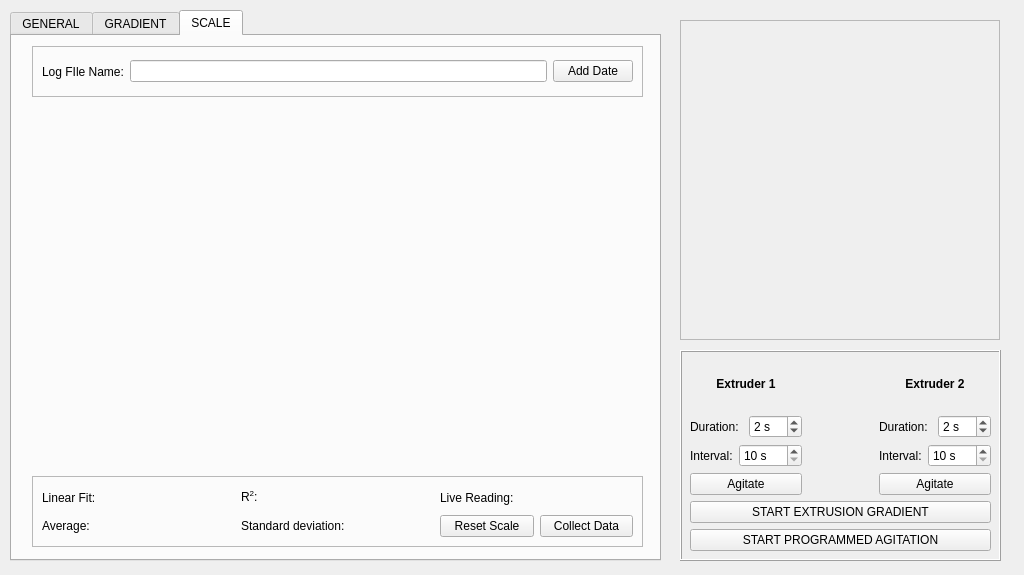
Above: _ui/PME.ui from boydstongroup/PME-DEV before the change. Below: the same form after it.
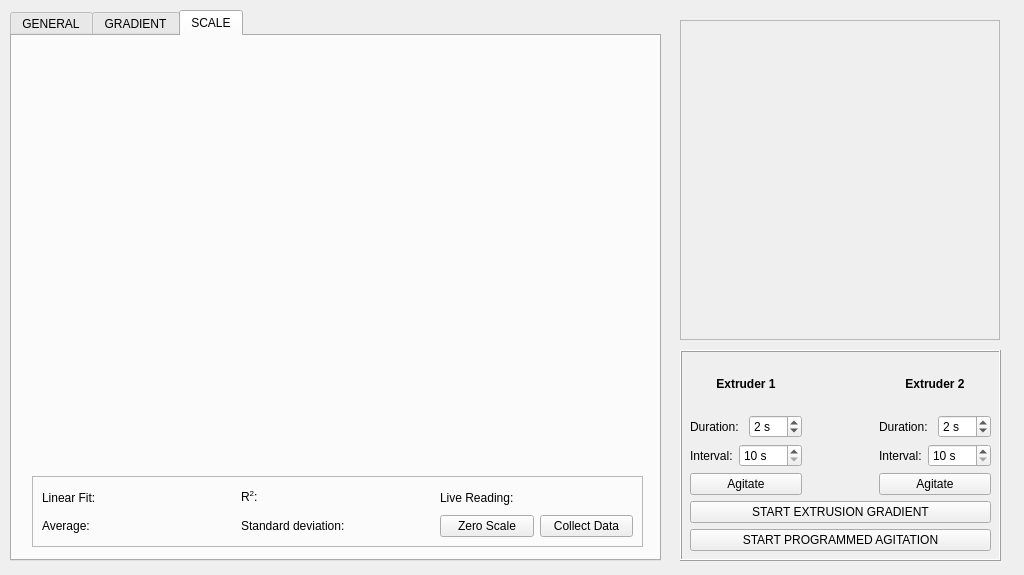
That is the form after the change. Icons and pictures are not drawn. Custom widgets are drawn as their Qt base class.

```diff
--- a/_ui/PME.ui
+++ b/_ui/PME.ui
@@ -758,9 +758,9 @@
       <property name="geometry">
        <rect>
         <x>20</x>
-        <y>70</y>
+        <y>20</y>
         <width>611</width>
-        <height>361</height>
+        <height>411</height>
        </rect>
       </property>
      </widget>
@@ -815,7 +815,7 @@
           <item>
            <widget class="QPushButton" name="reset_pushButton">
             <property name="text">
-             <string>Reset Scale</string>
+             <string>Zero Scale</string>
             </property>
            </widget>
           </item>
@@ -845,51 +845,6 @@
        </layout>
       </widget>
      </widget>
-     <widget class="QFrame" name="frame_5">
-      <property name="geometry">
-       <rect>
-        <x>20</x>
-        <y>10</y>
-        <width>611</width>
-        <height>51</height>
-       </rect>
-      </property>
-      <property name="frameShape">
-       <enum>QFrame::StyledPanel</enum>
-      </property>
-      <property name="frameShadow">
-       <enum>QFrame::Raised</enum>
-      </property>
-      <widget class="QWidget" name="horizontalLayoutWidget_2">
-       <property name="geometry">
-        <rect>
-         <x>10</x>
-         <y>0</y>
-         <width>591</width>
-         <height>51</height>
-        </rect>
-       </property>
-       <layout class="QHBoxLayout" name="horizontalLayout_7">
-        <item>
-         <widget class="QLabel" name="log_label">
-          <property name="text">
-           <string>Log FIle Name:</string>
-          </property>
-         </widget>
-        </item>
-        <item>
-         <widget class="QLineEdit" name="log_lineEdit"/>
-        </item>
-        <item>
-         <widget class="QPushButton" name="date_pushButton">
-          <property name="text">
-           <string>Add Date</string>
-          </property>
-         </widget>
-        </item>
-       </layout>
-      </widget>
-     </widget>
     </widget>
    </widget>
    <widget class="QFrame" name="frame_2">
```
